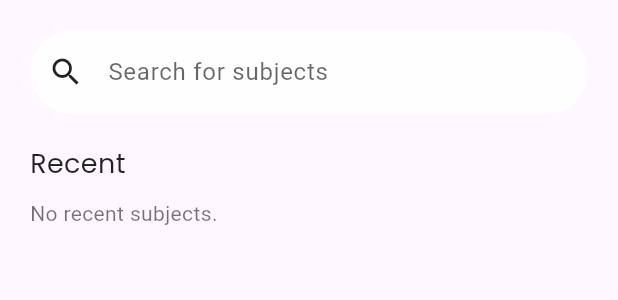
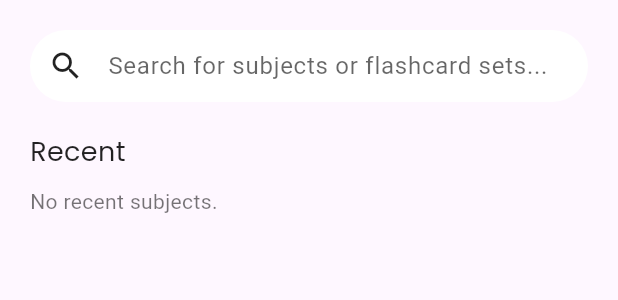
Before and after one commit to iZilchi/Quiz-Whiz, a Flutter app: the HomeContent widget shown alone on an empty page, opened directly with empty values, on a phone screen of 412 x 824 dp. Shown: the top 300 px of the screen. Run offline on Flutter 3.47's test engine with Material 3 defaults, Android fonts, the phone set to English and light mode, and no system bars; our stand-ins replace cloud_firestore, firebase_auth, firebase_core, flip_card, flutter_riverpod, google_fonts and 2 more; accounts and stored records are empty; network calls fail.

Commit message:
Search functionality

```diff
--- a/lib/navigation buttons/profile_screen.dart
+++ b/lib/navigation buttons/profile_screen.dart
@@ -1,3 +1,5 @@
+// ignore_for_file: must_be_immutable
+
 import 'dart:io';
 import 'package:firebase_auth/firebase_auth.dart';
 import 'package:flutter/material.dart';
--- a/lib/pages/home_page.dart
+++ b/lib/pages/home_page.dart
@@ -1,12 +1,15 @@
 import 'package:firebase_auth/firebase_auth.dart';
 import 'package:flashcard_project/providers/subject_provider.dart';
 import 'package:flashcard_project/subject%20function/add_flashcardSets_screen.dart';
+import 'package:flashcard_project/subject%20function/add_flashcards_screen.dart';
 import 'package:flutter/material.dart';
 import 'package:flutter_riverpod/flutter_riverpod.dart';
 import '../widgets/header.dart';
+import '../firebase/firestore_services.dart';
 import '../navigation buttons/quiz_screen.dart';
 import '../navigation buttons/subject_screen.dart';
 import '../navigation buttons/profile_screen.dart';
+import '../models.dart';
 import "package:google_fonts/google_fonts.dart";
 
 class HomePage extends StatefulWidget {
@@ -73,16 +76,48 @@ class _HomePageState extends State<HomePage> {
 }
 
 // Home page main content widget
-class HomeContent extends ConsumerWidget {
+class HomeContent extends ConsumerStatefulWidget {
   final String uid;
-
   const HomeContent({super.key, required this.uid});
 
   @override
-  Widget build(BuildContext context, WidgetRef ref) {
-    // Watch the subjectsProvider to fetch subjects
-    final subjects = ref.watch(subjectsProvider(uid));
-    final recentSubjects = subjects.reversed.take(5).toList(); // Get the 5 most recently created subjects
+  _HomeContentState createState() => _HomeContentState();
+}
+
+class _HomeContentState extends ConsumerState<HomeContent> {
+  List<dynamic> searchResults = [];
+  FocusNode _searchFocusNode = FocusNode(); // FocusNode to track search bar focus
+
+  @override
+  void initState() {
+    super.initState();
+    _searchFocusNode.addListener(() {
+      setState(() {}); // Rebuild when the search bar gains or loses focus
+    });
+  }
+
+  void _performSearch(String query) async {
+    if (query.isNotEmpty) {
+      final results = await FirestoreService().searchData(widget.uid, query);
+      setState(() {
+        searchResults = results;
+      });
+    } else {
+      setState(() {
+        searchResults = [];
+      });
+    }
+  }
+
+  @override
+  void dispose() {
+    _searchFocusNode.dispose();
+    super.dispose();
+  }
+
+  @override
+  Widget build(BuildContext context) {
+    final recentSubjects = ref.watch(subjectsProvider(widget.uid)).reversed.take(5).toList();
 
     return SingleChildScrollView(
       child: Padding(
@@ -90,23 +125,75 @@ class HomeContent extends ConsumerWidget {
         child: Column(
           crossAxisAlignment: CrossAxisAlignment.start,
           children: [
-            // Search bar
             TextField(
+              focusNode: _searchFocusNode, // Attach the FocusNode
+              onChanged: _performSearch,
               decoration: InputDecoration(
                 prefixIcon: const Icon(Icons.search, color: Colors.black87),
-                hintText: 'Search for subjects',
+                hintText: 'Search for subjects or flashcard sets...',
                 hintStyle: TextStyle(color: Colors.black.withOpacity(0.6)),
                 filled: true,
-                fillColor: Colors.white.withOpacity(0.9),
+                fillColor: Colors.white,
                 border: OutlineInputBorder(
                   borderRadius: BorderRadius.circular(30),
                   borderSide: BorderSide.none,
                 ),
+                contentPadding: const EdgeInsets.symmetric(vertical: 12.0),
               ),
             ),
             const SizedBox(height: 20),
 
-            // Recent subjects header
+            if (_searchFocusNode.hasFocus && searchResults.isNotEmpty)
+              Container(
+                decoration: BoxDecoration(
+                  color: Colors.white,
+                  borderRadius: BorderRadius.circular(12),
+                  boxShadow: [
+                    BoxShadow(
+                      color: Colors.black12,
+                      blurRadius: 8,
+                      offset: Offset(0, 4),
+                    ),
+                  ],
+                ),
+                child: ListView.builder(
+                  padding: EdgeInsets.zero, // Remove unnecessary padding
+                  shrinkWrap: true,
+                  physics: NeverScrollableScrollPhysics(),
+                  itemCount: searchResults.length,
+                  itemBuilder: (context, index) {
+                    final item = searchResults[index];
+                    return ListTile(
+                      title: Text(item.title),
+                      subtitle: item is FlashcardSet ? Text('Flashcard Set') : Text('Subject'),
+                      onTap: () {
+                        if (item is Subject) {
+                          Navigator.push(
+                            context,
+                            MaterialPageRoute(
+                              builder: (context) => AddFlashcardSetScreen(subject: item),
+                            ),
+                          );
+                        } else if (item is FlashcardSet) {
+                          Navigator.push(
+                            context,
+                            MaterialPageRoute(
+                              builder: (context) => AddFlashcardScreen(flashcardSet: item),
+                            ),
+                          );
+                        }
+                      },
+                    );
+                  },
+                ),
+              )
+            else if (_searchFocusNode.hasFocus && searchResults.isEmpty)
+              const Text(
+                'No results found',
+                style: TextStyle(color: Colors.black54),
+              ),
+
+            // Display recent subjects
             Text(
               'Recent',
               style: GoogleFonts.poppins(
@@ -117,17 +204,15 @@ class HomeContent extends ConsumerWidget {
             ),
             const SizedBox(height: 10),
 
-            // Show a message if there are no recent subjects
             if (recentSubjects.isEmpty)
               const Text(
                 'No recent subjects.',
                 style: TextStyle(color: Colors.black54),
               ),
 
-            // Horizontal list of recent subjects
             if (recentSubjects.isNotEmpty)
               SizedBox(
-                height: 115, // Fixed height for the horizontal list
+                height: 115,
                 child: ListView.builder(
                   scrollDirection: Axis.horizontal,
                   itemCount: recentSubjects.length,
@@ -135,7 +220,6 @@ class HomeContent extends ConsumerWidget {
                     final subject = recentSubjects[index];
                     return GestureDetector(
                       onTap: () {
-                        // Navigate to the AddFlashcardSetScreen
                         Navigator.push(
                           context,
                           MaterialPageRoute(
@@ -144,8 +228,8 @@ class HomeContent extends ConsumerWidget {
                         );
                       },
                       child: Container(
-                        width: 135, // Width of each card
-                        margin: const EdgeInsets.only(right: 16), // Spacing between cards
+                        width: 135,
+                        margin: const EdgeInsets.only(right: 16),
                         decoration: BoxDecoration(
                           color: Colors.white,
                           borderRadius: BorderRadius.circular(12),
@@ -161,7 +245,7 @@ class HomeContent extends ConsumerWidget {
                           mainAxisAlignment: MainAxisAlignment.center,
                           children: [
                             const Icon(
-                              Icons.folder, // Folder icon for each subject
+                              Icons.folder,
                               size: 36,
                               color: Color.fromARGB(255, 255, 220, 127),
                             ),
@@ -170,7 +254,6 @@ class HomeContent extends ConsumerWidget {
                               subject.title,
                               textAlign: TextAlign.center,
                               style: GoogleFonts.nunito(
-
                                 fontSize: 14,
                                 fontWeight: FontWeight.bold,
                                 color: Colors.black87,
@@ -183,6 +266,7 @@ class HomeContent extends ConsumerWidget {
                   },
                 ),
               ),
+            const SizedBox(height: 10),
           ],
         ),
       ),
```
Also changed, not shown: lib/firebase/firestore_services.dart (+33 -0 lines).
